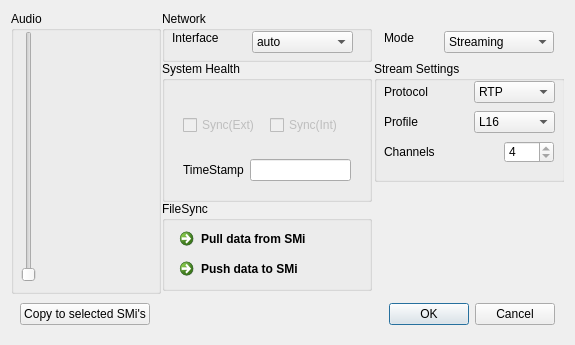
Qt form WILMA/gui/UIs/SMconfig.ui (iem-projects/WILMAmix) before a commit.
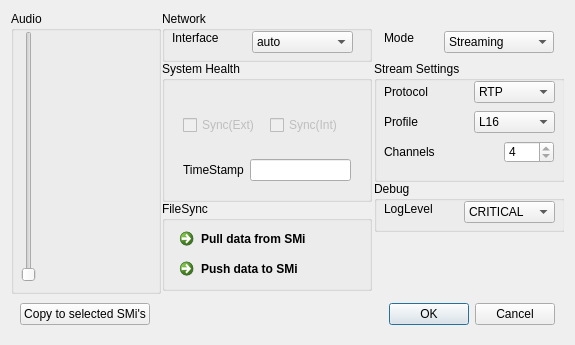
The same form after that commit. Custom widgets are drawn as their Qt base class.

Commit message: adding Log-Level control

```diff
--- a/WILMA/gui/UIs/SMconfig.ui
+++ b/WILMA/gui/UIs/SMconfig.ui
@@ -453,6 +453,67 @@
           </item>
          </widget>
         </widget>
+        <widget class="QGroupBox" name="frameDebug">
+         <property name="geometry">
+          <rect>
+           <x>0</x>
+           <y>170</y>
+           <width>191</width>
+           <height>51</height>
+          </rect>
+         </property>
+         <property name="title">
+          <string>Debug</string>
+         </property>
+         <widget class="QComboBox" name="debugLevel">
+          <property name="geometry">
+           <rect>
+            <x>90</x>
+            <y>20</y>
+            <width>91</width>
+            <height>22</height>
+           </rect>
+          </property>
+          <item>
+           <property name="text">
+            <string notr="true">CRITICAL</string>
+           </property>
+          </item>
+          <item>
+           <property name="text">
+            <string notr="true">ERROR</string>
+           </property>
+          </item>
+          <item>
+           <property name="text">
+            <string notr="true">WARNING</string>
+           </property>
+          </item>
+          <item>
+           <property name="text">
+            <string notr="true">INFO</string>
+           </property>
+          </item>
+          <item>
+           <property name="text">
+            <string notr="true">DEBUG</string>
+           </property>
+          </item>
+         </widget>
+         <widget class="QLabel" name="label_debugLevel">
+          <property name="geometry">
+           <rect>
+            <x>10</x>
+            <y>20</y>
+            <width>61</width>
+            <height>16</height>
+           </rect>
+          </property>
+          <property name="text">
+           <string>LogLevel</string>
+          </property>
+         </widget>
+        </widget>
        </widget>
       </item>
      </layout>
```
The commit also changes 1 other file.
